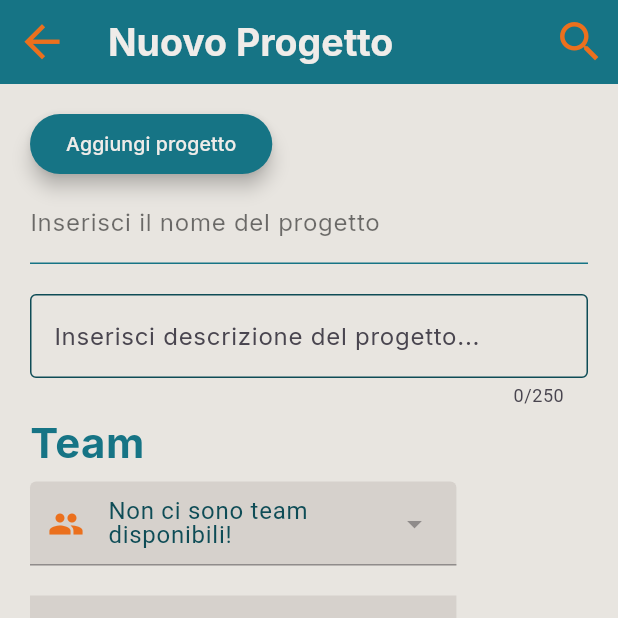
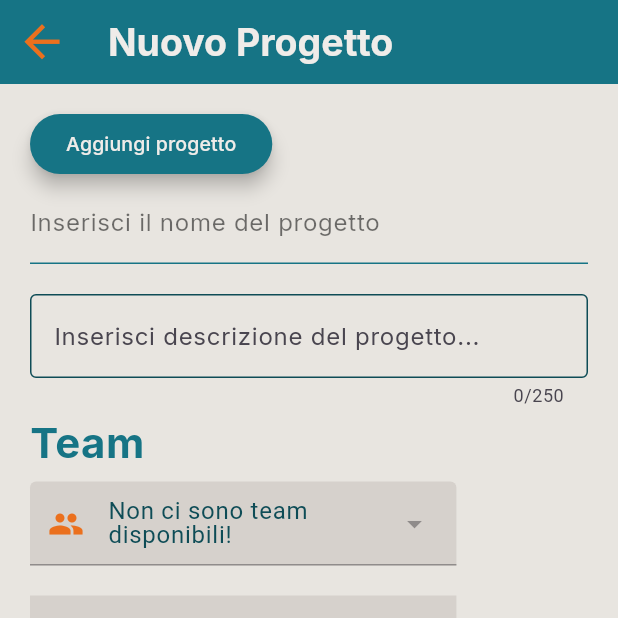
Before and after one commit to apiantonio/OneTask, a Flutter app: the NewProject screen opened directly, on a phone screen of 412 x 824 dp, the top half of it. Run offline on Flutter 3.47's test engine with Material 3 defaults, Android fonts, the light colour scheme and no system bars; our stand-ins replace fl_chart, google_fonts, shared_preferences, sqflite; accounts and stored records are empty.

Commit message:
Searchbar non visibile quando non necessaria

```diff
--- a/lib/screens/modify_project.dart
+++ b/lib/screens/modify_project.dart
@@ -16,7 +16,7 @@ class ModifyProject extends StatelessWidget {
   @override
   Widget build(BuildContext context) {
     return Scaffold(
-      appBar: const OTAppBar(title: 'Modifica Progetto'),
+      appBar: const OTAppBar(title: 'Modifica Progetto', withSearchbar: false),
       body: EditProjectForm(projectName: projectName),
       backgroundColor: const Color(0XFFE8E5E0),
     );
--- a/lib/screens/modify_team.dart
+++ b/lib/screens/modify_team.dart
@@ -15,7 +15,7 @@ class ModifyTeam extends StatelessWidget {
   Widget build(BuildContext context) {
     return Scaffold(
       backgroundColor: const Color(0XFFE8E5E0),
-      appBar: const OTAppBar(title: 'Modifica team'),
+      appBar: const OTAppBar(title: 'Modifica team', withSearchbar: false),
       body: EditTeamForm(teamName: teamName),
     );
   }
--- a/lib/screens/new_project.dart
+++ b/lib/screens/new_project.dart
@@ -13,7 +13,7 @@ class NewProject extends StatelessWidget {
   @override
   Widget build(BuildContext context) {
     return const Scaffold(
-      appBar: OTAppBar(title: 'Nuovo Progetto'),
+      appBar: OTAppBar(title: 'Nuovo Progetto', withSearchbar: false),
       body: NewProjectForm(),
       backgroundColor: Color(0XFFE8E5E0),
     );
--- a/lib/screens/new_team.dart
+++ b/lib/screens/new_team.dart
@@ -13,7 +13,7 @@ class NewTeam extends StatelessWidget {
   @override
   Widget build(BuildContext context) {
     return const Scaffold(
-        appBar: OTAppBar(title: 'NuovoTeam'),
+        appBar: OTAppBar(title: 'NuovoTeam', withSearchbar: false),
         body: NewTeamForm(),
         backgroundColor:Color(0XFFE8E5E0),
     );
--- a/lib/screens/view_project.dart
+++ b/lib/screens/view_project.dart
@@ -15,9 +15,7 @@ class ViewProject extends StatelessWidget {
   @override
   Widget build(BuildContext context) {
     return Scaffold(
-      appBar: const OTAppBar(
-        title: 'Visualizza Progetto',
-      ),
+      appBar: const OTAppBar(title: 'Visualizza Progetto', withSearchbar: false),
       body: ProjectDetails(projectName: projectName),
       backgroundColor: const Color(0XFFE8E5E0),
       floatingActionButton: FloatingActionButton(
--- a/lib/screens/view_team.dart
+++ b/lib/screens/view_team.dart
@@ -14,9 +14,7 @@ class ViewTeam extends StatelessWidget {
   @override
   Widget build(BuildContext context) {
     return Scaffold(
-      appBar: const OTAppBar(
-        title: 'Visualizza Team'
-      ),
+      appBar: const OTAppBar(title: 'Visualizza Team', withSearchbar: false),
       body: TeamDetails(teamName: teamName),
       backgroundColor: const Color(0XFFE8E5E0),
       floatingActionButton: FloatingActionButton(
```
